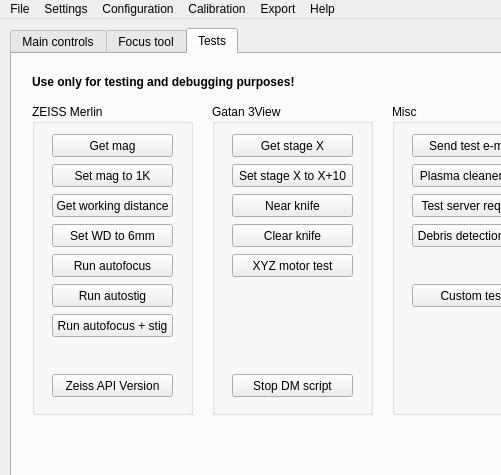
This is gui/main_window.ui in SBEMimage/SBEMimage as Qt 5 draws it before an edit; both pictures show x 0 to 501 and y 0 to 475 of the 711 by 950 pixel window. The edited form follows.
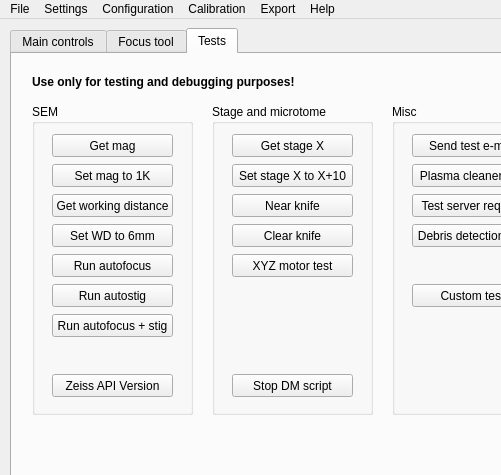
This is the edited form. The open tabs and pages were chosen to show the change.

Commit message: Restrict/modify GUI for SEM stage use

What changed in the file:
```diff
--- a/gui/main_window.ui
+++ b/gui/main_window.ui
@@ -1659,7 +1659,7 @@
        </rect>
       </property>
       <property name="title">
-       <string>ZEISS Merlin</string>
+       <string>SEM</string>
       </property>
       <widget class="QPushButton" name="pushButton_testGetMag">
        <property name="geometry">
@@ -1776,7 +1776,7 @@
        </rect>
       </property>
       <property name="title">
-       <string>Gatan 3View</string>
+       <string>Stage and microtome</string>
       </property>
       <widget class="QPushButton" name="pushButton_testGetStage">
        <property name="geometry">
```
Left out of the diff: 6 changed lines with no effect on the pictures. The commit also changes 1 other file.
